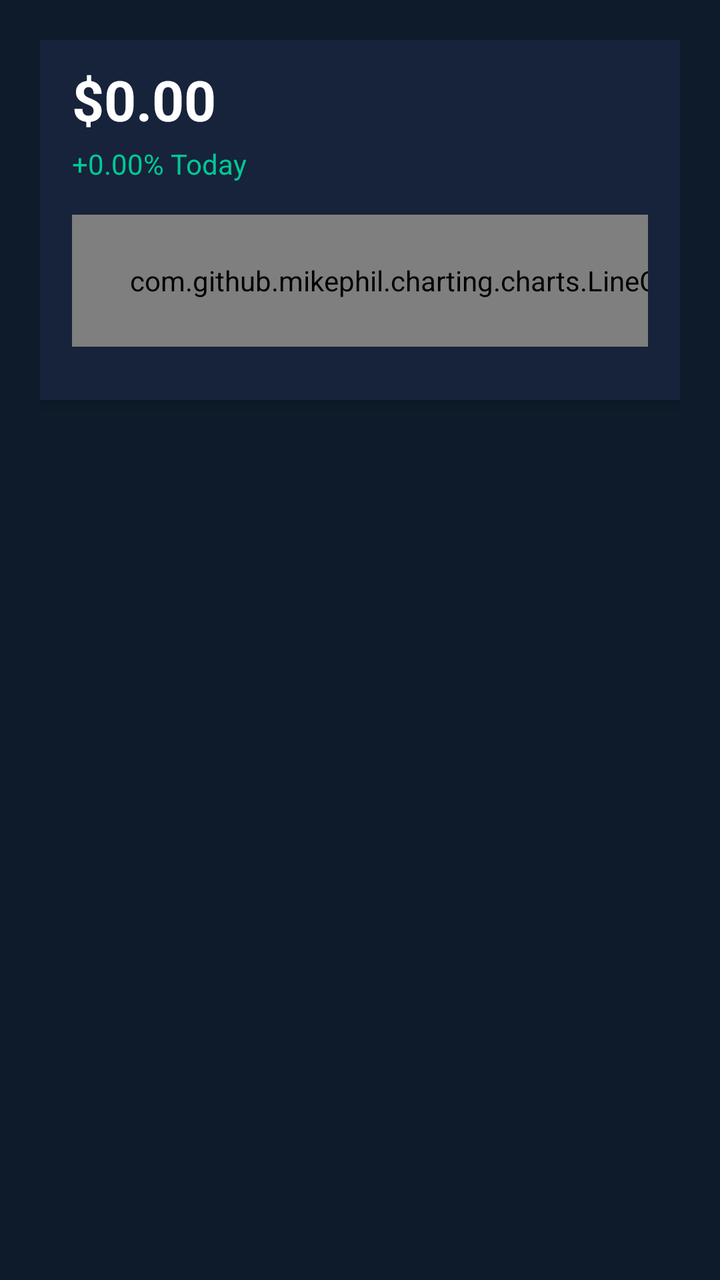
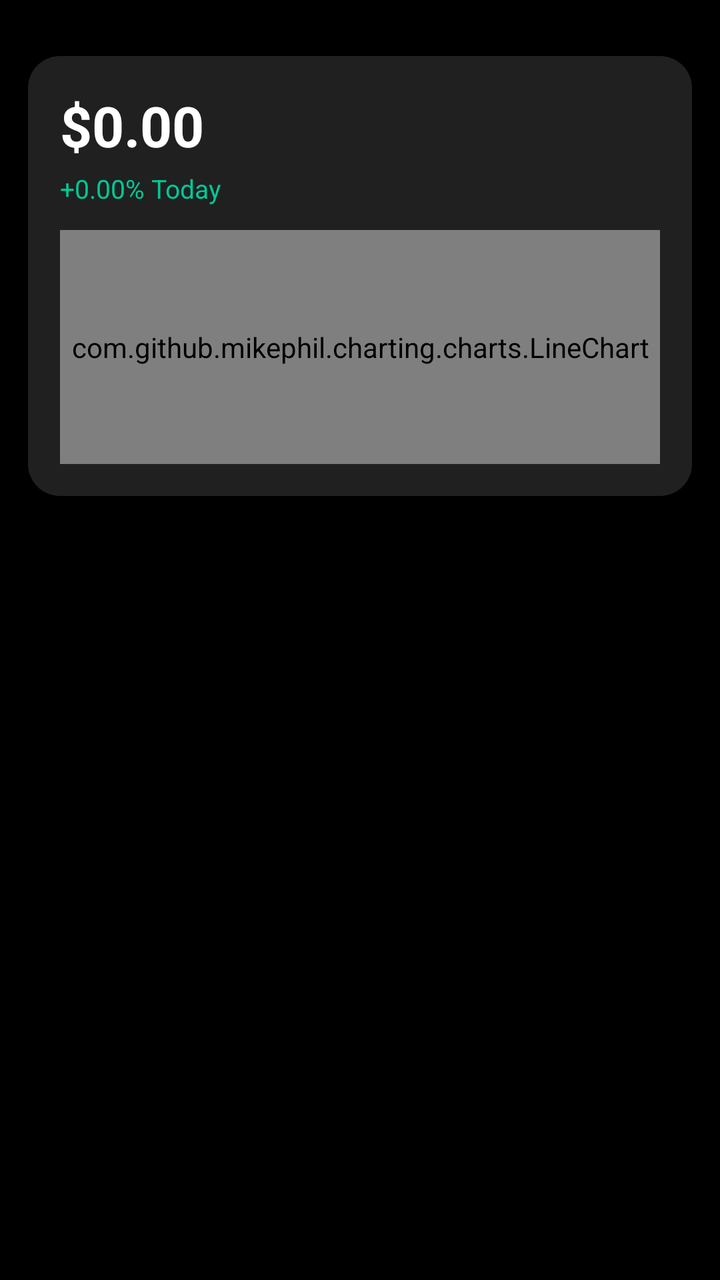

An Android layout rendered at two revisions. The XML below is the earlier revision; the diff shows what the commit changed to produce the second picture.
<!-- AndroidManifest.xml: application theme Theme.PaperTraderV2 -->
<!-- res/layout/fragment_home.xml -->
<?xml version="1.0" encoding="utf-8"?>
<LinearLayout xmlns:android="http://schemas.android.com/apk/res/android"
    android:layout_width="match_parent"
    android:layout_height="match_parent"
    android:orientation="vertical"
    android:background="#0D1B2A"
    android:padding="20dp">

    
    <LinearLayout
        android:id="@+id/portfolioCard"
        android:layout_width="match_parent"
        android:layout_height="180dp"
        android:orientation="vertical"
        android:background="#16233A"
        android:padding="16dp"
        android:layout_marginBottom="20dp"
        android:gravity="center_vertical"
        android:elevation="4dp">

        <TextView
            android:id="@+id/portfolioBalance"
            android:layout_width="wrap_content"
            android:layout_height="wrap_content"
            android:text="$0.00"
            android:textColor="#FFFFFF"
            android:textSize="28sp"
            android:textStyle="bold"/>

        <TextView
            android:id="@+id/portfolioGrowth"
            android:layout_width="wrap_content"
            android:layout_height="wrap_content"
            android:text="+0.00% Today"
            android:textColor="#00C896"
            android:textSize="14sp"
            android:paddingTop="4dp" />

        <com.github.mikephil.charting.charts.LineChart
            android:id="@+id/portfolioChart"
            android:layout_width="346dp"
            android:layout_height="66dp"
            android:layout_marginTop="16dp"
            android:layout_marginBottom="16dp" />

    </LinearLayout>

    
    
    <androidx.recyclerview.widget.RecyclerView
        android:id="@+id/homeFilterRecycler"
        android:layout_width="match_parent"
        android:layout_height="wrap_content"
        android:layout_marginTop="4dp"
        android:layout_marginBottom="6dp" />

    
    <androidx.recyclerview.widget.RecyclerView
        android:id="@+id/stocksRecyclerView"
        android:layout_width="match_parent"
        android:layout_height="396dp"
        android:layout_marginTop="12dp" />


</LinearLayout>
<!-- resources referenced by this layout -->
<resources>
  <style name="Theme.PaperTraderV2" parent="Base.Theme.PaperTraderV2" />
  <style name="Base.Theme.PaperTraderV2" parent="Theme.Material3.DayNight.NoActionBar">
          
          
      </style>
</resources>

<!-- the commit's change to res/layout/fragment_home.xml (unified diff, before → after) -->
@@ -3,20 +3,20 @@
     android:layout_width="match_parent"
     android:layout_height="match_parent"
     android:orientation="vertical"
-    android:background="#0D1B2A"
-    android:padding="20dp">
+    android:background="#000000"
+    android:paddingStart="14dp"
+    android:paddingEnd="14dp"
+    android:paddingTop="28dp"
+    android:paddingBottom="86dp">
 
-    
     <LinearLayout
         android:id="@+id/portfolioCard"
         android:layout_width="match_parent"
-        android:layout_height="180dp"
+        android:layout_height="220dp"
         android:orientation="vertical"
-        android:background="#16233A"
+        android:background="@drawable/bg_home_chart_card"
         android:padding="16dp"
-        android:layout_marginBottom="20dp"
-        android:gravity="center_vertical"
-        android:elevation="4dp">
+        android:layout_marginBottom="20dp">
 
         <TextView
             android:id="@+id/portfolioBalance"
@@ -25,7 +25,7 @@
             android:text="$0.00"
             android:textColor="#FFFFFF"
             android:textSize="28sp"
-            android:textStyle="bold"/>
+            android:textStyle="bold" />
 
         <TextView
             android:id="@+id/portfolioGrowth"
@@ -33,33 +33,32 @@
             android:layout_height="wrap_content"
             android:text="+0.00% Today"
             android:textColor="#00C896"
-            android:textSize="14sp"
+            android:textSize="13sp"
             android:paddingTop="4dp" />
 
         <com.github.mikephil.charting.charts.LineChart
             android:id="@+id/portfolioChart"
-            android:layout_width="346dp"
-            android:layout_height="66dp"
-            android:layout_marginTop="16dp"
-            android:layout_marginBottom="16dp" />
+            android:layout_width="match_parent"
+            android:layout_height="0dp"
+            android:layout_weight="1"
+            android:layout_marginTop="12dp" />
 
     </LinearLayout>
 
-    
-    
     <androidx.recyclerview.widget.RecyclerView
         android:id="@+id/homeFilterRecycler"
         android:layout_width="match_parent"
-        android:layout_height="wrap_content"
-        android:layout_marginTop="4dp"
-        android:layout_marginBottom="6dp" />
+        android:layout_height="42dp"
+        android:layout_marginBottom="18dp"
+        android:paddingStart="12dp"
+        android:paddingEnd="12dp"
+        android:clipToPadding="false" />
 
-    
     <androidx.recyclerview.widget.RecyclerView
         android:id="@+id/stocksRecyclerView"
         android:layout_width="match_parent"
-        android:layout_height="396dp"
-        android:layout_marginTop="12dp" />
-
+        android:layout_height="0dp"
+        android:layout_weight="1"
+        android:clipToPadding="false" />
 
 </LinearLayout>
<!-- resource entries referenced after the edit -->
@@ -1,9 +1,23 @@
 <!-- resources referenced by this layout -->
 <resources>
+  <!-- drawable bg_home_chart_card (drawable) -->
+  <?xml version="1.0" encoding="utf-8"?>
+  <shape xmlns:android="http://schemas.android.com/apk/res/android">
+      <solid android:color="#202020" />
+      <corners android:radius="16dp" />
+  </shape>
   <style name="Theme.PaperTraderV2" parent="Base.Theme.PaperTraderV2" />
   <style name="Base.Theme.PaperTraderV2" parent="Theme.Material3.DayNight.NoActionBar">
-          
-          
+          <item name="android:windowBackground">#000000</item>
+          <item name="android:colorBackground">#000000</item>
+          <item name="colorPrimary">#000000</item>
+          <item name="colorPrimaryContainer">#000000</item>
+          <item name="colorSurface">#000000</item>
+          <item name="colorSurfaceVariant">#000000</item>
+          <item name="android:navigationBarColor">#0D0D0D</item>
+          <item name="android:statusBarColor">#000000</item>
+          <item name="android:windowLightStatusBar">false</item>
+          <item name="android:windowLightNavigationBar">false</item>
       </style>
 </resources>
 
